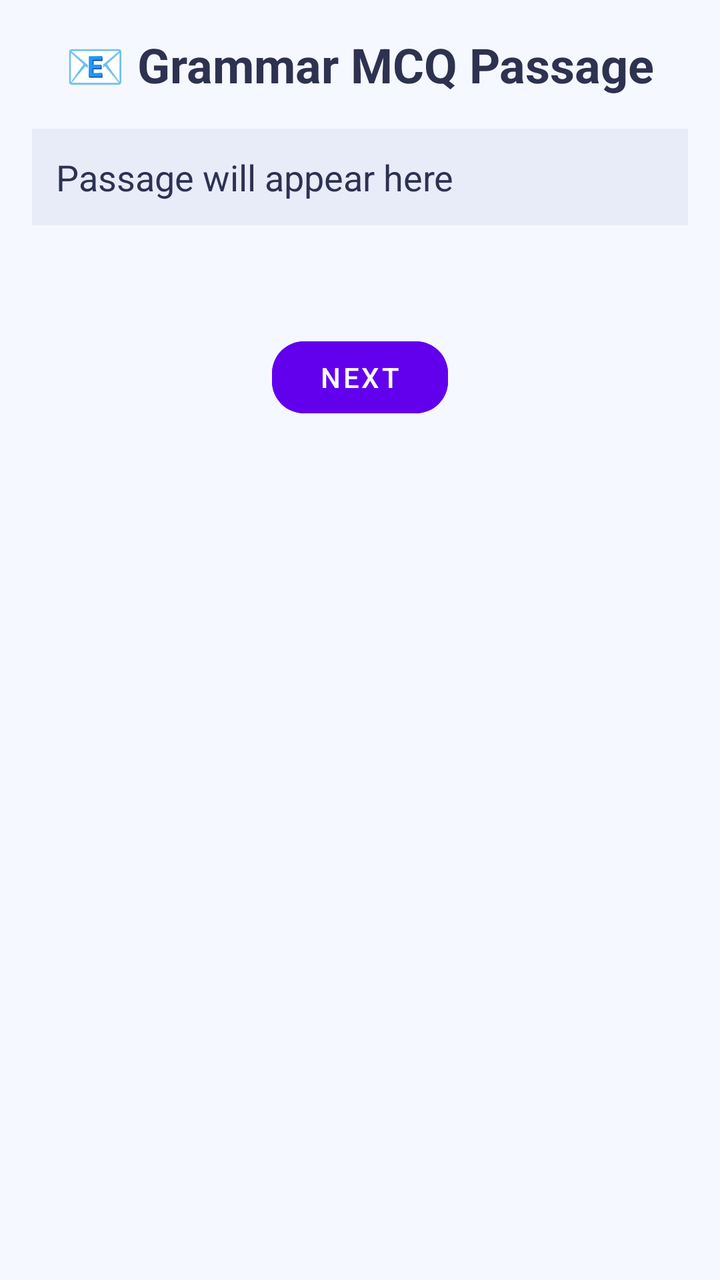
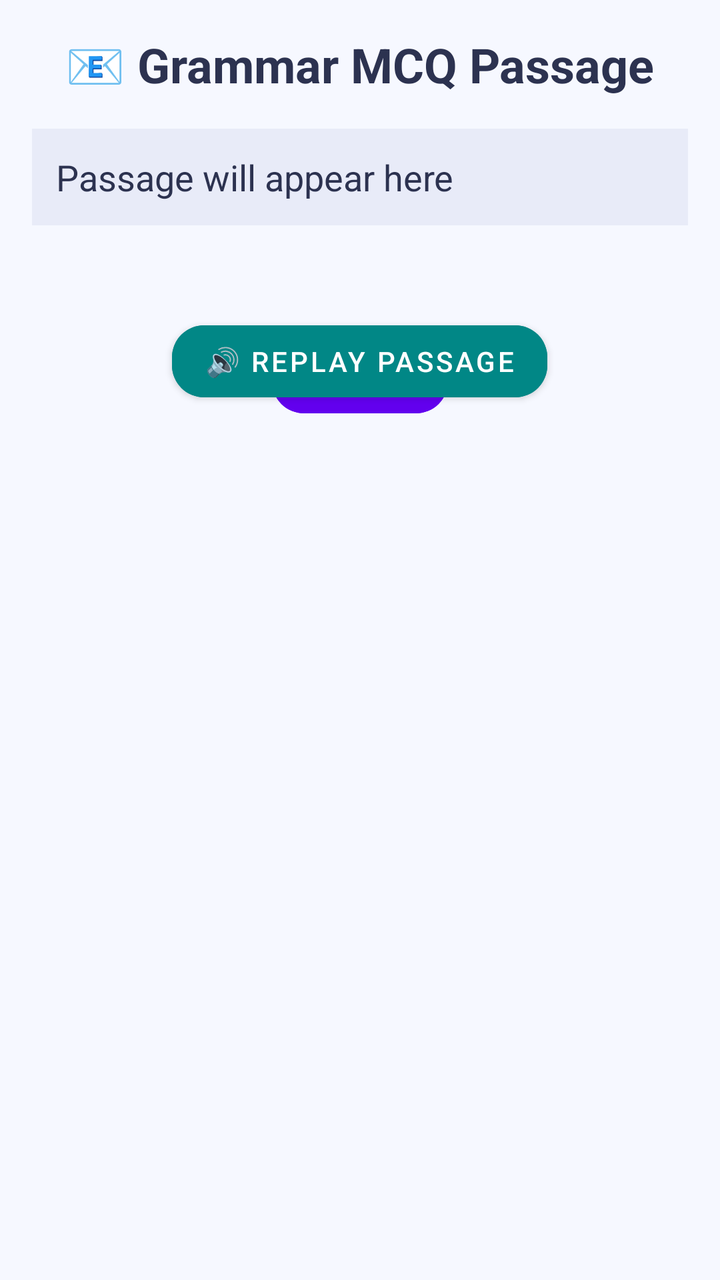

An Android layout rendered at two revisions. The XML below is the earlier revision; the diff shows what the commit changed to produce the second picture.
<!-- AndroidManifest.xml: activity theme Theme.SpeakRight.Material -->
<!-- res/layout/activity_grammar_practice.xml -->
<RelativeLayout xmlns:android="http://schemas.android.com/apk/res/android"
    xmlns:app="http://schemas.android.com/apk/res-auto"
    android:layout_width="match_parent"
    android:layout_height="match_parent"
    android:background="#F6F8FF"
    android:padding="16dp">

    <TextView
        android:id="@+id/tvGrammarTitle"
        android:layout_width="wrap_content"
        android:layout_height="wrap_content"
        android:text="📧 Grammar MCQ Passage"
        android:textSize="24sp"
        android:textStyle="bold"
        android:textColor="#2C3250"
        android:layout_centerHorizontal="true"
        android:layout_marginBottom="16dp" />

    <TextView
        android:id="@+id/tvExercise"
        android:layout_width="match_parent"
        android:layout_height="wrap_content"
        android:text="Passage will appear here"
        android:textSize="18sp"
        android:textColor="#2C3250"
        android:layout_below="@id/tvGrammarTitle"
        android:padding="12dp"
        android:background="#E8EBF8"
        android:scrollbars="vertical" />

    <LinearLayout
        android:id="@+id/llOptions"
        android:layout_width="match_parent"
        android:layout_height="wrap_content"
        android:layout_below="@id/tvExercise"
        android:orientation="vertical"
        android:layout_marginTop="16dp"
        android:padding="8dp"/>

    <com.google.android.material.button.MaterialButton
        android:id="@+id/btnNext"
        android:layout_width="wrap_content"
        android:layout_height="wrap_content"
        android:text="Next"
        android:layout_below="@id/llOptions"
        android:layout_centerHorizontal="true"
        android:layout_marginTop="20dp"
        android:enabled="false"
        app:cornerRadius="16dp"
        android:backgroundTint="@color/purple_500"
        android:textColor="@android:color/white"/>
</RelativeLayout>
<!-- resources referenced by this layout -->
<resources>
  <color name="purple_500">#FF6200EE</color>
  <style name="Theme.SpeakRight.Material" parent="Theme.MaterialComponents.DayNight.NoActionBar">
          
          <item name="colorPrimary">@color/purple_500</item>
          <item name="colorPrimaryVariant">@color/purple_700</item>
          <item name="colorSecondary">@color/teal_200</item>
      </style>
  <color name="purple_700">#FF3700B3</color>
  <color name="teal_200">#FF03DAC5</color>
</resources>

<!-- the commit's change to res/layout/activity_grammar_practice.xml (unified diff, before → after) -->
@@ -38,6 +38,19 @@
         android:padding="8dp"/>
 
     <com.google.android.material.button.MaterialButton
+        android:id="@+id/btnReplay"
+        android:layout_width="wrap_content"
+        android:layout_height="wrap_content"
+        android:text="🔊 Replay Passage"
+        android:layout_below="@id/llOptions"
+        android:layout_centerHorizontal="true"
+        android:layout_marginTop="12dp"
+        app:cornerRadius="16dp"
+        android:backgroundTint="@color/teal_700"
+        android:textColor="@android:color/white" />
+
+
+    <com.google.android.material.button.MaterialButton
         android:id="@+id/btnNext"
         android:layout_width="wrap_content"
         android:layout_height="wrap_content"
<!-- resource entries referenced after the edit -->
@@ -1,6 +1,7 @@
 <!-- resources referenced by this layout -->
 <resources>
   <color name="purple_500">#FF6200EE</color>
+  <color name="teal_700">#FF018786</color>
   <style name="Theme.SpeakRight.Material" parent="Theme.MaterialComponents.DayNight.NoActionBar">
           
           <item name="colorPrimary">@color/purple_500</item>
